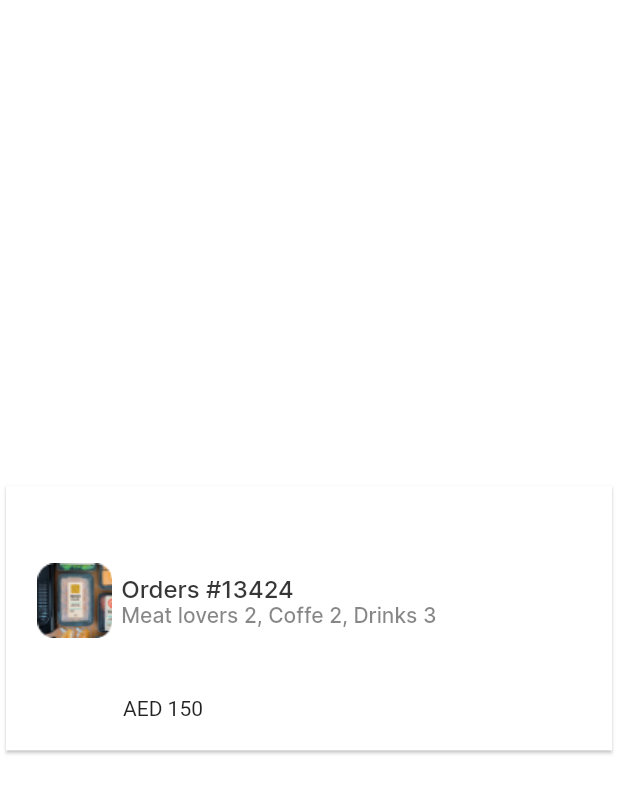
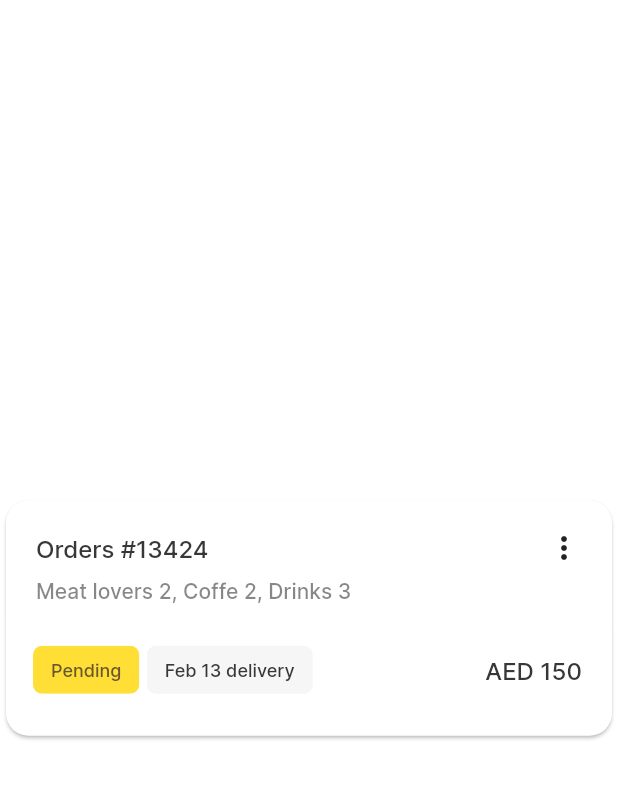
Before and after one commit to fcolakovic2/meelz, a Flutter app: the screen it shows after launch, on a phone screen of 412 x 824 dp. Shown: the top 793 px of the screen. Run offline on Flutter 3.47's test engine with Material 2 defaults, Android fonts, the phone set to English and light mode, and no system bars.

Commit message:
zavrsen generalno stil kartice, mozda jos neke manje popravke

```diff
--- a/lib/kartica.dart
+++ b/lib/kartica.dart
@@ -35,13 +35,14 @@ class _OrderKarticaState extends State<OrderKartica> {
                       children: <Widget>[
                         Column(children: <Widget>[
                           Container(
-                            height: SizeConfig.safeBlockVertical * 15,
-                            width: SizeConfig.safeBlockHorizontal * 15,
+                            height: 40,
                             child:
                                 Image.asset('assets/images/Rectangle711.png'),
                           ),
                         ]),
-                        Column(
+                        Padding(
+                          padding: const EdgeInsets.only(left: 13.0),
+                          child: Column(
                               crossAxisAlignment: CrossAxisAlignment.start,
                               children: <Widget>[
                                 Text(
@@ -65,12 +66,13 @@ class _OrderKarticaState extends State<OrderKartica> {
                                   ),
                                 ),
                               ]),
+                        ),
                       ],
                     ),
                   ),
                   Padding(
                     padding: const EdgeInsets.only(
-                        top: 1.0, left: 78.0, bottom: 20.0),
+                        top: 1.0, left: 70.0, bottom: 20.0),
                     child: Row(
                       mainAxisAlignment: MainAxisAlignment.start,
                       children: <Widget>[
--- a/lib/main.dart
+++ b/lib/main.dart
@@ -24,7 +24,7 @@ class MyApp extends StatelessWidget {
         primarySwatch: Colors.blue,
       ),
       home: OrderKartica("Orders #13424", "Meat lovers 2, Coffe 2, Drinks 3",
-          "AED 150", "", true),
+          "AED 150", "", false),
     );
   }
 }
```
Lines whose indentation alone changed are shown as unchanged.
